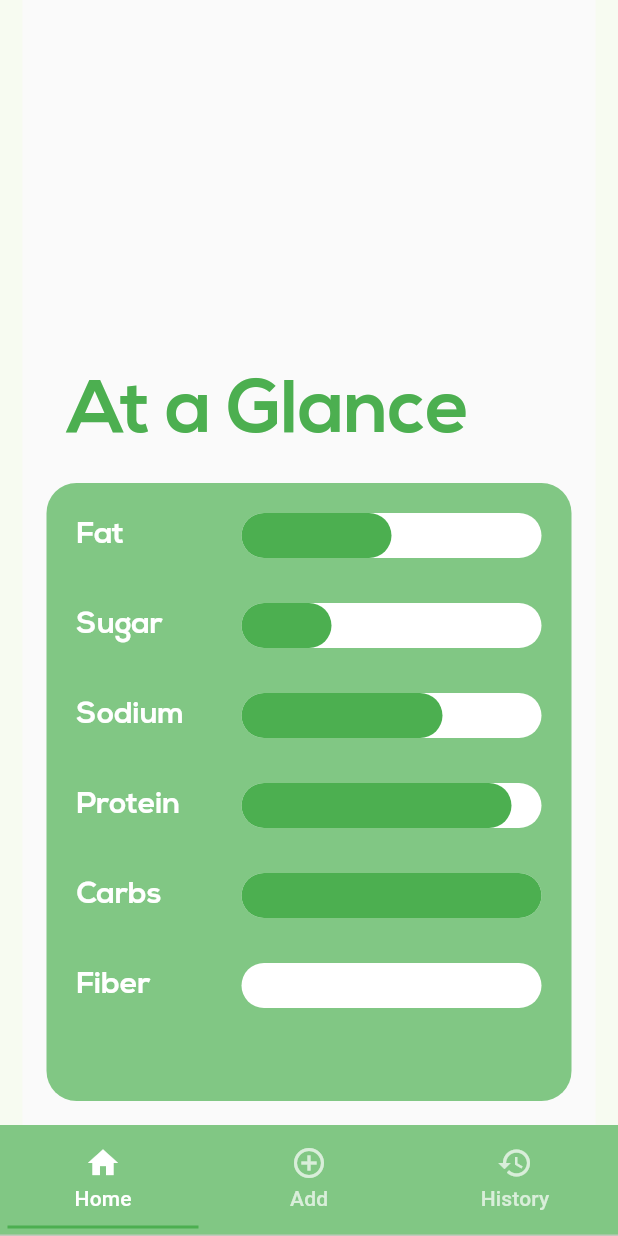
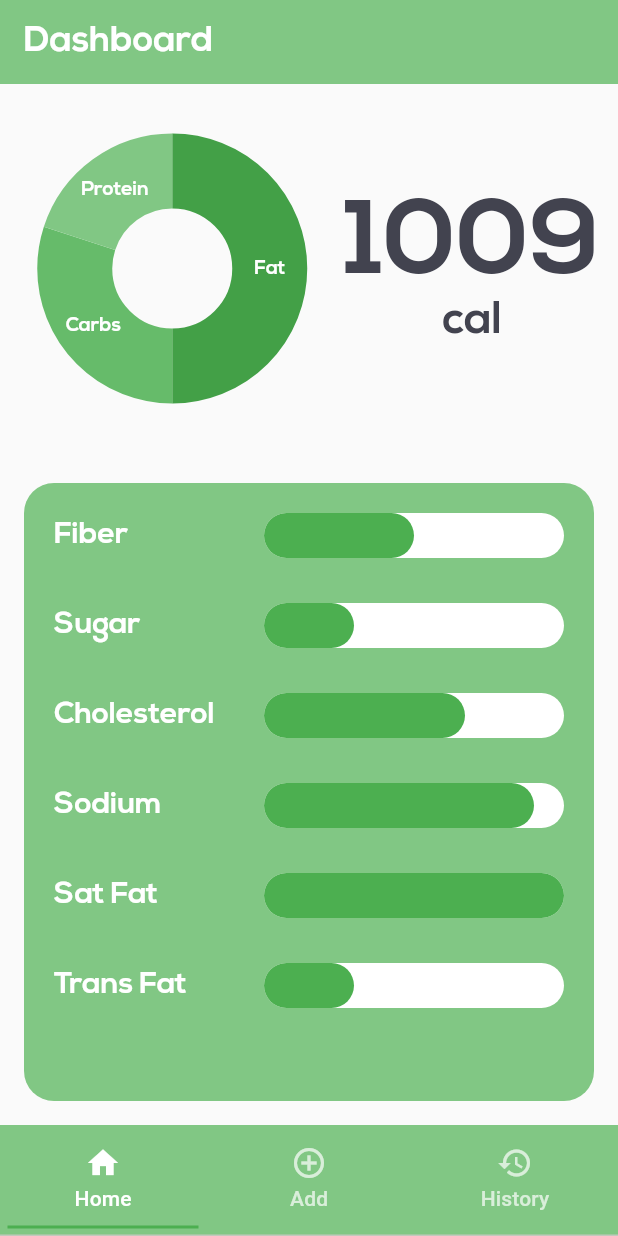
Before and after one commit to briankhoi/Slug-Vitals, a Flutter app: the screen it shows after launch, on a phone screen of 412 x 824 dp. Run offline on Flutter 3.47's test engine with Material 2 defaults, Android fonts, the light colour scheme and no system bars; drawn by our look-alikes of fl_chart.

Commit message:
top half of dashboard

```diff
--- a/lib/pages/home_page.dart
+++ b/lib/pages/home_page.dart
@@ -1,4 +1,5 @@
 import 'package:flutter/material.dart';
+import 'package:fl_chart/fl_chart.dart';
 
 class HomePage extends StatefulWidget {
   @override
@@ -6,10 +7,16 @@ class HomePage extends StatefulWidget {
 }
 
 class _HomePageState extends State<HomePage> {
-  List<String> nut = ['Fat', 'Sugar', 'Sodium', 'Protein', 'Carbs', 'Fiber'];
-  //
-  List<double> progressValues = [0.5, 0.3, 0.67, 0.9, 1, 0]; // values only change this!!
-  //
+  List<String> nut = ['Fiber', 'Sugar', 'Cholesterol', 'Sodium', 'Sat Fat', 'Trans Fat'];
+  List<double> progressValues = [0.5, 0.3, 0.67, 0.9, 1, 0.3]; // values only change this!!
+  List<double> macro = [0.5, 0.3, 0.2]; // Adjust the values as needed
+  int calories = 1009;
+  List<String> macroTitles = ['Fat', 'Carbs', 'Protein']; // Titles for the sections
+  List<Color> macroColors = [
+    Colors.green.shade600, // Protein
+    Colors.green.shade400, // Fat
+    Colors.green.shade300, // Carbs
+  ];
 
   @override
   Widget build(BuildContext context) {
@@ -17,12 +24,62 @@ class _HomePageState extends State<HomePage> {
       theme: ThemeData(
         fontFamily: 'Nexa',
       ),
-      home: Padding(padding: EdgeInsets.only(left: 15, right: 15), child: Scaffold(
+      home: Scaffold(
+        appBar: AppBar(
+          title: Text(
+            'Dashboard',
+            style: TextStyle(fontSize: 24, fontWeight: FontWeight.bold, color: Colors.white),
+          ),
+          backgroundColor: Colors.green.shade300, // Set the background color of the AppBar
+          elevation: 0, // Remove the shadow
+        ),
         body: Stack(
           children: [
-            // Green box at the bottom half with padding
             Positioned(
-              bottom: 0,
+              top: 20, // PI CHART AND 1000 CAL
+              left: 0,
+              right: 0,
+              child: Row(
+                mainAxisAlignment: MainAxisAlignment.spaceEvenly,
+                children: [
+                  Container(
+                    width: MediaQuery.of(context).size.width / 2,
+                    child: AspectRatio(
+                      aspectRatio: 1,
+                      child: PieChart(
+                        PieChartData(
+                          centerSpaceRadius: 40,
+                          sectionsSpace: 0,
+                          startDegreeOffset: -90,
+                          sections: List.generate(
+                            macro.length,
+                                (index) {
+                              final double value = macro[index];
+                              return PieChartSectionData(
+                                color: macroColors[index],
+                                value: value * 100,
+                                radius: 50,
+                                title: macroTitles[index],
+                                titleStyle: TextStyle(fontSize: 13, fontWeight: FontWeight.bold, color: Colors.white),
+                              );
+                            },
+                          ),
+                        ),
+                      ),
+                    ),
+                  ),
+                  Column(
+                    mainAxisAlignment: MainAxisAlignment.center,
+                    children: [
+                      Text(calories.toString(), style: TextStyle(fontSize: 70, fontWeight: FontWeight.bold, color: Color(0xFF42434F)),),
+                      Text('cal', style: TextStyle(fontSize: 30, fontWeight: FontWeight.bold, color: Color(0xFF42434F)),),
+                    ],
+                  ),
+                ],
+              ),
+            ),
+            Positioned(
+              bottom: 0, // GREEN BOX
               left: 0,
               right: 0,
               child: Padding(
@@ -40,7 +97,7 @@ class _HomePageState extends State<HomePage> {
                     children: List.generate(
                       nut.length,
                           (index) => Padding(
-                        padding: const EdgeInsets.only(left: 20.0, right: 20.0, bottom: 10.0, top: 20.0), // Adjust margins as needed
+                        padding: const EdgeInsets.only(left: 20.0, right: 20.0, bottom: 10.0, top: 20.0),
                         child: Row(
                           mainAxisAlignment: MainAxisAlignment.spaceBetween,
                           crossAxisAlignment: CrossAxisAlignment.center,
@@ -67,17 +124,13 @@ class _HomePageState extends State<HomePage> {
                 ),
               ),
             ),
-            Positioned(
-              top: 250, // Adjust the top position as needed
-              left: 30, // Adjust the left position as needed
-              child: Text(
-                'At a Glance',
-                style: TextStyle(fontSize: 50, fontWeight: FontWeight.bold, color: Colors.green),
-              ),
-            ),
           ],
         ),
       ),
-      ));
+    );
   }
 }
+
+void main() {
+  runApp(HomePage());
+}
--- a/pubspec.yaml
+++ b/pubspec.yaml
@@ -15,6 +15,7 @@ dependencies:
   english_words: ^4.0.0
   provider: ^6.0.0
   shared_preferences: ^2.2.2
+  fl_chart: ^0.40.0
 
 dev_dependencies:
   flutter_test:
```
Also changed, not shown: pubspec.lock.
